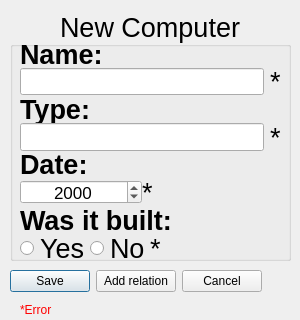
Old version of the form skilaverkefni3/ui/computerwindow.ui in the repository Njallzzz/Skilaverkefni.
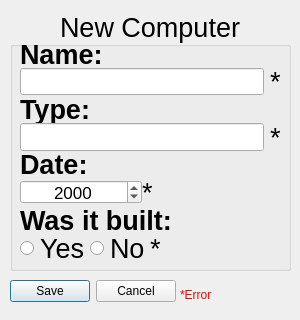
New version of the form.

```diff
--- a/skilaverkefni3/ui/computerwindow.ui
+++ b/skilaverkefni3/ui/computerwindow.ui
@@ -31,7 +31,7 @@
      <x>10</x>
      <y>10</y>
      <width>281</width>
-     <height>251</height>
+     <height>261</height>
     </rect>
    </property>
    <property name="sizePolicy">
@@ -325,28 +325,31 @@
   <widget class="QLabel" name="label_computer_error">
    <property name="geometry">
     <rect>
-     <x>20</x>
-     <y>300</y>
-     <width>256</width>
-     <height>20</height>
+     <x>180</x>
+     <y>280</y>
+     <width>111</width>
+     <height>31</height>
     </rect>
    </property>
    <property name="maximumSize">
     <size>
      <width>16777215</width>
-     <height>20</height>
+     <height>3000</height>
     </size>
    </property>
    <property name="text">
     <string>&lt;font color='red'&gt;*Error&lt;/font&gt;</string>
    </property>
+   <property name="wordWrap">
+    <bool>true</bool>
+   </property>
   </widget>
   <widget class="QWidget" name="layoutWidget">
    <property name="geometry">
     <rect>
      <x>10</x>
-     <y>270</y>
-     <width>280</width>
+     <y>280</y>
+     <width>161</width>
      <height>39</height>
     </rect>
    </property>
@@ -361,13 +364,6 @@
       </property>
      </widget>
     </item>
-    <item>
-     <widget class="QPushButton" name="pushButton_computer_addRelation">
-      <property name="text">
-       <string>Add relation</string>
-      </property>
-     </widget>
-    </item>
     <item>
      <widget class="QPushButton" name="pushButton_computer_cancel">
       <property name="text">
```
Left out of the diff: 2 changed lines with no effect on the pictures.
